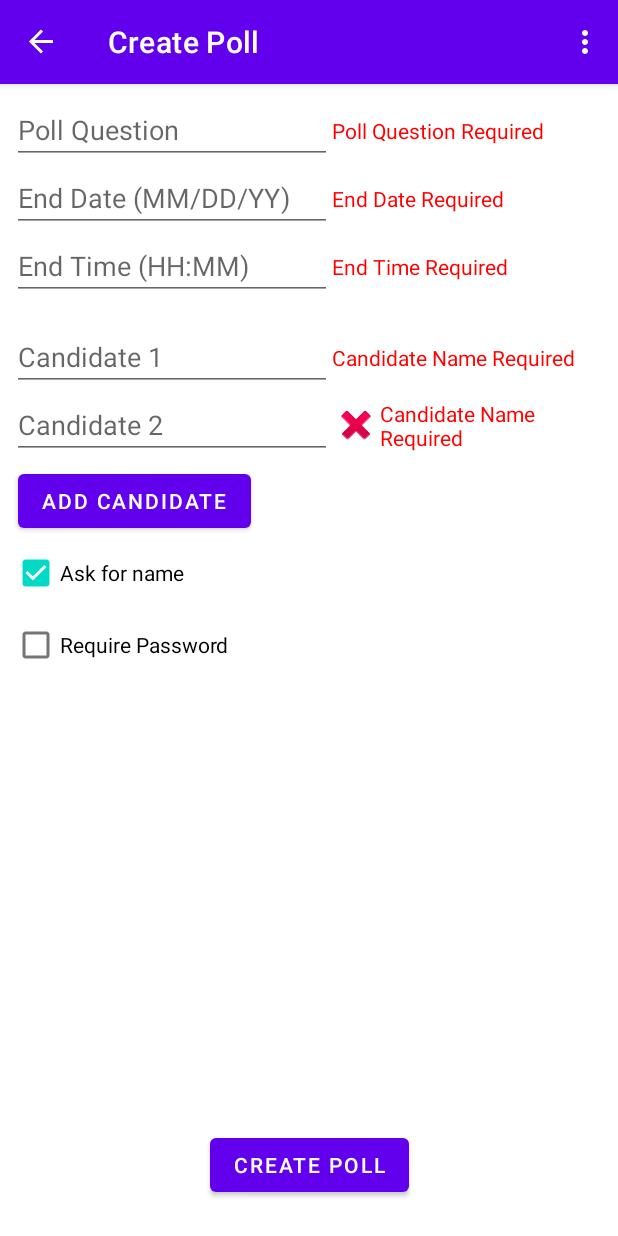
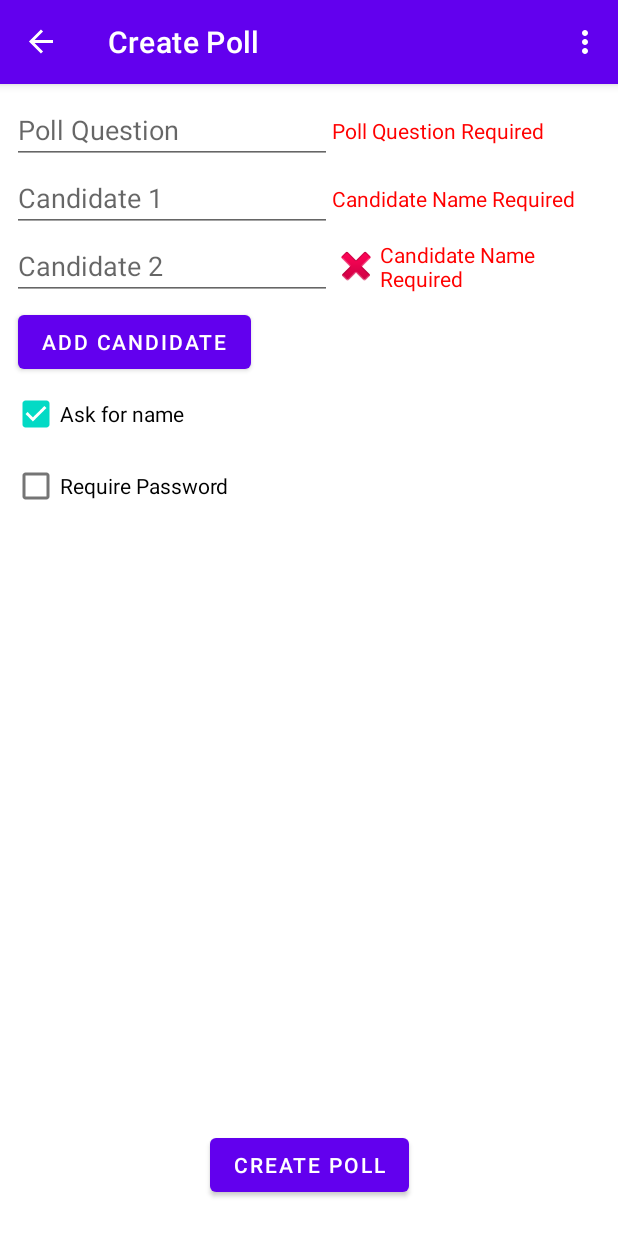
Before and after one commit to asmarsden/RankedChoiceVoting, an Android app: the CreatePollFragment screen opened through its navigation route, after a tap on "CREATE POLL", on a phone screen of 412 x 824 dp. Run offline under Robolectric (Android 15) with nearby library versions, the phone set to English and light mode, and no system bars; our stand-ins replace navigation-ui.

Commit message:
Removed setting end date/time. Added fragment_login, fragment_create_account, and fragment_vote.

```diff
--- a/app/src/main/java/com/example/rcv_androidapp/CreatePollFragment.java
+++ b/app/src/main/java/com/example/rcv_androidapp/CreatePollFragment.java
@@ -71,9 +71,9 @@ public class CreatePollFragment extends Fragment {
         newPoll.setCreatorId("temporaryCreatorID"); //few ways we could deal with createId generation (finish later regardless)
         //no need to set urlCode here. server will do that for us.
         newPoll.setQuestion(binding.editTextPollQuestion.getText().toString());
-        String endDate = binding.editTextEndDate.getText().toString();
-        String endTime = binding.editTextEndTime.getText().toString();
-        newPoll.setEndTime(endDate + "T" + endTime + ":00");
+//        String endDate = binding.editTextEndDate.getText().toString();
+//        String endTime = binding.editTextEndTime.getText().toString();
+//        newPoll.setEndTime(endDate + "T" + endTime + ":00");
         String[] candidates = {binding.editTextCandidate1.getText().toString(), binding.editTextCandidate2.getText().toString()};
         newPoll.setCandidates(candidates);
         newPoll.setRequireName(binding.checkBoxNameOption.isChecked());
@@ -107,7 +107,7 @@ public class CreatePollFragment extends Fragment {
                 content += "urlCode: " + pollResponse.getUrlCode() + "\n";
                 content += "question: " + pollResponse.getQuestion() + "\n";
                 content += "isActive?: " + pollResponse.isActive() + "\n";
-                content += "endTime: " + pollResponse.getEndTime() + "\n";
+//                content += "endTime: " + pollResponse.getEndTime() + "\n";
                 content += "requireName?: " + pollResponse.isRequireName() + "\n";
                 content += "password: " + pollResponse.getPassword() + "\n";
                 content += "candidates: " + "\n";
@@ -135,18 +135,18 @@ public class CreatePollFragment extends Fragment {
             binding.txtPollQuestionWarning.setVisibility(View.VISIBLE);
             anyErrors = true;
         }
-        if (binding.editTextEndDate.getText().toString().equals("")) {
-            binding.txtEndDateWarning.setVisibility(View.VISIBLE);
-            anyErrors = true;
-        } else {
-            //check for formatting
-        }
-        if (binding.editTextEndTime.getText().toString().equals("")) {
-            binding.txtEndTimeWarning.setVisibility(View.VISIBLE);
-            anyErrors = true;
-        } else {
-            //check for formatting
-        }
+//        if (binding.editTextEndDate.getText().toString().equals("")) {
+//            binding.txtEndDateWarning.setVisibility(View.VISIBLE);
+//            anyErrors = true;
+//        } else {
+//            //check for formatting
+//        }
+//        if (binding.editTextEndTime.getText().toString().equals("")) {
+//            binding.txtEndTimeWarning.setVisibility(View.VISIBLE);
+//            anyErrors = true;
+//        } else {
+//            //check for formatting
+//        }
         if (binding.editTextCandidate1.getText().toString().equals("")) {
             binding.txtCandidate1Warning.setVisibility(View.VISIBLE);
             anyErrors = true;
@@ -165,8 +165,8 @@ public class CreatePollFragment extends Fragment {
 
     private void hideWarnings() {
         binding.txtPollQuestionWarning.setVisibility(View.GONE);
-        binding.txtEndDateWarning.setVisibility(View.GONE);
-        binding.txtEndTimeWarning.setVisibility(View.GONE);
+//        binding.txtEndDateWarning.setVisibility(View.GONE);
+//        binding.txtEndTimeWarning.setVisibility(View.GONE);
         binding.txtCandidate1Warning.setVisibility(View.GONE);
         binding.txtCandidate2Warning.setVisibility(View.GONE);
         binding.txtPasswordWarning.setVisibility(View.GONE);
--- a/app/src/main/res/layout/fragment_create_poll.xml
+++ b/app/src/main/res/layout/fragment_create_poll.xml
@@ -23,10 +23,9 @@
         android:layout_height="wrap_content"
         android:ems="10"
         android:hint="Candidate 1"
-        android:layout_marginTop="15dp"
         android:inputType="textPersonName"
         app:layout_constraintStart_toStartOf="parent"
-        app:layout_constraintTop_toBottomOf="@+id/editTextEndTime" />
+        app:layout_constraintTop_toBottomOf="@+id/editTextPollQuestion" />
 
     <EditText
         android:id="@+id/editTextCandidate2"
@@ -95,26 +94,6 @@
         app:layout_constraintEnd_toEndOf="parent"
         app:layout_constraintStart_toStartOf="parent" />
 
-    <EditText
-        android:id="@+id/editTextEndDate"
-        android:layout_width="wrap_content"
-        android:layout_height="wrap_content"
-        android:ems="10"
-        android:hint="End Date (MM/DD/YY)"
-        android:inputType="date"
-        app:layout_constraintStart_toStartOf="parent"
-        app:layout_constraintTop_toBottomOf="@+id/editTextPollQuestion" />
-
-    <EditText
-        android:id="@+id/editTextEndTime"
-        android:layout_width="wrap_content"
-        android:layout_height="wrap_content"
-        android:ems="10"
-        android:hint="End Time (HH:MM)"
-        android:inputType="time"
-        app:layout_constraintStart_toStartOf="parent"
-        app:layout_constraintTop_toBottomOf="@+id/editTextEndDate" />
-
     <TextView
         android:id="@+id/txtPollQuestionWarning"
         android:layout_width="wrap_content"
@@ -124,26 +103,6 @@
         app:layout_constraintBottom_toBottomOf="@+id/editTextPollQuestion"
         app:layout_constraintStart_toEndOf="@+id/editTextPollQuestion"
         app:layout_constraintTop_toTopOf="@+id/editTextPollQuestion" />
-
-    <TextView
-        android:id="@+id/txtEndDateWarning"
-        android:layout_width="wrap_content"
-        android:layout_height="wrap_content"
-        android:textColor="#FF0000"
-        android:text="End Date Required"
-        app:layout_constraintBottom_toBottomOf="@+id/editTextEndDate"
-        app:layout_constraintStart_toEndOf="@+id/editTextEndDate"
-        app:layout_constraintTop_toBottomOf="@+id/editTextPollQuestion" />
-
-    <TextView
-        android:id="@+id/txtEndTimeWarning"
-        android:layout_width="wrap_content"
-        android:layout_height="wrap_content"
-        android:textColor="#FF0000"
-        android:text="End Time Required"
-        app:layout_constraintBottom_toBottomOf="@+id/editTextEndTime"
-        app:layout_constraintStart_toEndOf="@+id/editTextEndTime"
-        app:layout_constraintTop_toBottomOf="@+id/editTextEndDate" />
 
     <TextView
         android:id="@+id/txtCandidate1Warning"
--- a/app/src/main/res/navigation/nav_graph.xml
+++ b/app/src/main/res/navigation/nav_graph.xml
@@ -10,7 +10,6 @@
         android:name="com.example.rcv_androidapp.MenuFragment"
         android:label="@string/first_fragment_label"
         tools:layout="@layout/fragment_menu">
-
         <action
             android:id="@+id/action_MenuFragment_to_CreatePollFragment"
             app:destination="@id/CreatePollFragment" />
@@ -20,9 +19,21 @@
         android:name="com.example.rcv_androidapp.CreatePollFragment"
         android:label="@string/second_fragment_label"
         tools:layout="@layout/fragment_create_poll">
-
         <action
             android:id="@+id/action_CreatePollFragment_to_MenuFragment"
             app:destination="@id/MenuFragment" />
     </fragment>
+    <fragment
+        android:id="@+id/CreateAccountFragment"
+        android:name="com.example.rcv_androidapp.CreateAccountFragment"
+        tools:layout="@layout/fragment_create_account">
+        <action
+            android:id="@+id/action_CreateAccountFragment_to_LoginFragment"
+            app:destination="@id/LoginFragment" />
+    </fragment>
+    <fragment
+        android:id="@+id/LoginFragment"
+        android:name="com.example.rcv_androidapp.LoginFragment"
+        tools:layout="@layout/fragment_login" />
+
 </navigation>
```
Also changed, not shown: app/src/main/java/com/example/rcv_androidapp/CreateAccountFragment.java (added, +10 -0 lines), app/src/main/java/com/example/rcv_androidapp/LoginFragment.java (added, +10 -0 lines), app/src/main/java/com/example/rcv_androidapp/User.java (added, +14 -0 lines), app/src/main/java/com/example/rcv_androidapp/VoteFragment.java (added, +10 -0 lines), app/src/main/res/layout/fragment_create_account.xml (added, +55 -0 lines), app/src/main/res/layout/fragment_login.xml (added, +58 -0 lines), app/src/main/res/layout/fragment_vote.xml (added, +32 -0 lines).
